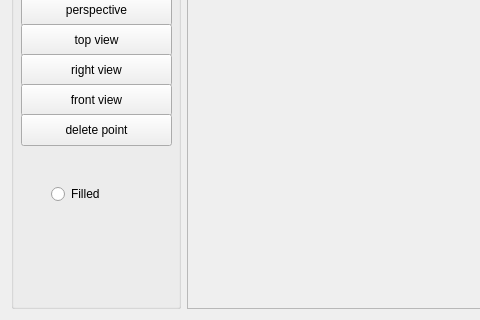
This is MainWindow.ui in ThisIsGJ/QT_02 as Qt 5 draws it before an edit; both pictures show x 0 to 480 and y 283 to 603 of the 794 by 603 pixel window. The edited form follows.
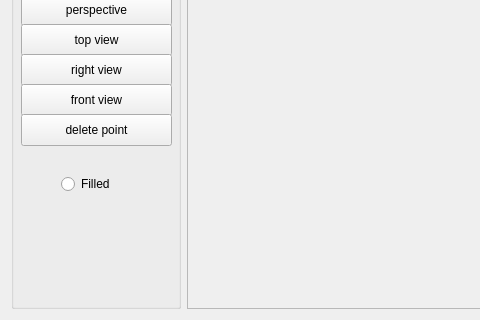
This is the edited form.

```diff
--- a/MainWindow.ui
+++ b/MainWindow.ui
@@ -229,8 +229,8 @@
      <widget class="QRadioButton" name="radioButton">
       <property name="geometry">
        <rect>
-        <x>40</x>
-        <y>410</y>
+        <x>50</x>
+        <y>400</y>
         <width>61</width>
         <height>20</height>
        </rect>
```
Left out of the diff: 29 changed lines with no effect on the pictures.
